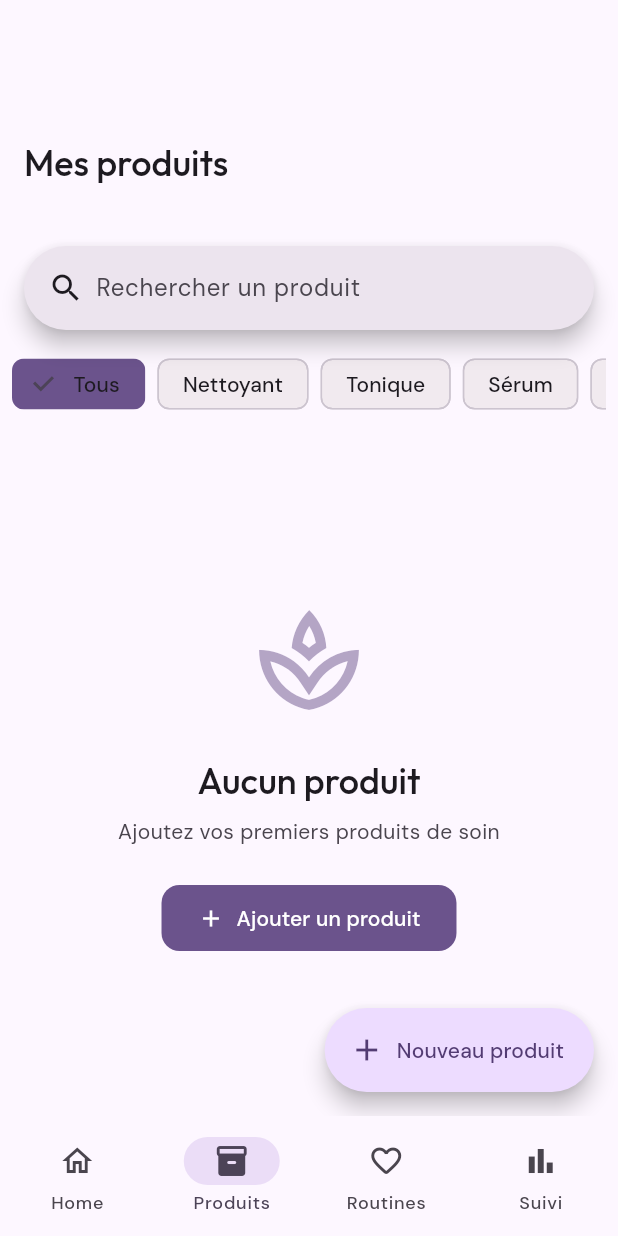
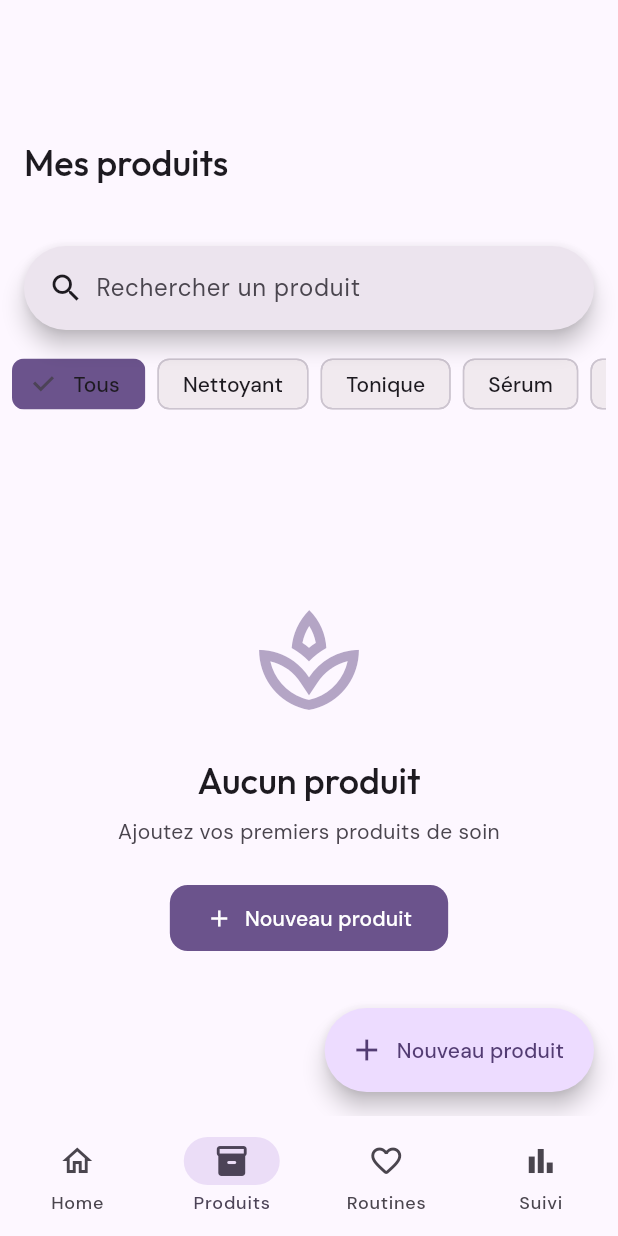
Before and after one commit to QrCommunication/my-skin-routine, a Flutter app: the screen it shows after launch, item 2 of the bottom bar chosen, on a phone screen of 412 x 824 dp. Run offline on Flutter 3.47's test engine with Material 3 defaults, Android fonts, the phone set to English and light mode, and no system bars; drawn by our look-alikes of dynamic_color, flutter_animate; our stand-ins replace drift, file_picker, flutter_local_notifications, flutter_riverpod, flutter_timezone, freezed_annotation and 7 more; accounts and stored records are empty; generated files the repository leaves out were written again.

Commit message:
fix: force brand lavender palette, disable dynamic color by default
Dynamic Color from wallpaper was overriding the brand palette with blue.
Now uses our #5E3496 seed color exclusively. Dynamic color can be
re-enabled later via settings toggle.

```diff
--- a/lib/app.dart
+++ b/lib/app.dart
@@ -1,4 +1,3 @@
-import 'package:dynamic_color/dynamic_color.dart';
 import 'package:flutter/material.dart';
 import 'package:my_skin_routine/l10n/app_localizations.dart';
 import 'package:flutter_riverpod/flutter_riverpod.dart';
@@ -10,14 +9,14 @@ class MySkinRoutineApp extends ConsumerWidget {
 
   @override
   Widget build(BuildContext context, WidgetRef ref) {
-    return DynamicColorBuilder(
-      builder: (ColorScheme? lightDynamic, ColorScheme? darkDynamic) {
+    // Use our brand lavender palette by default — no dynamic color
+    // Dynamic color can be enabled later in settings
     return MaterialApp.router(
       title: 'My Skin Routine',
       debugShowCheckedModeBanner: false,
       themeMode: ThemeMode.system,
-          theme: AppTheme.lightTheme(dynamicScheme: lightDynamic),
-          darkTheme: AppTheme.darkTheme(dynamicScheme: darkDynamic),
+      theme: AppTheme.lightTheme(),
+      darkTheme: AppTheme.darkTheme(),
       locale: const Locale('fr'),
       supportedLocales: const [
         Locale('fr'),
@@ -26,7 +25,5 @@ class MySkinRoutineApp extends ConsumerWidget {
       localizationsDelegates: AppLocalizations.localizationsDelegates,
       routerConfig: appRouter,
     );
-      },
-    );
   }
 }
--- a/lib/presentation/screens/products/product_detail_screen.dart
+++ b/lib/presentation/screens/products/product_detail_screen.dart
@@ -23,11 +23,11 @@ class ProductDetailScreen extends ConsumerWidget {
       body: productAsyncValue.when(
         loading: () => const Center(child: CircularProgressIndicator()),
         error: (error, stackTrace) => Center(
-          child: Text('Erreur : $error'),
+          child: Text('${context.l10n.commonError} : $error'),
         ),
         data: (product) {
           if (product == null) {
-            return const Center(child: Text('Produit non trouvé'));
+            return Center(child: Text(context.l10n.commonError));
           }
           return _buildProductDetail(context, ref, product);
         },
--- a/lib/presentation/screens/products/product_list_screen.dart
+++ b/lib/presentation/screens/products/product_list_screen.dart
@@ -3,6 +3,7 @@ import 'package:flutter_animate/flutter_animate.dart';
 import 'package:flutter_riverpod/flutter_riverpod.dart';
 import 'package:go_router/go_router.dart';
 import 'package:my_skin_routine/core/constants/enums.dart';
+import 'package:my_skin_routine/core/extensions/context_extensions.dart';
 import 'package:my_skin_routine/domain/models/product.dart';
 import 'package:my_skin_routine/presentation/providers/product_providers.dart';
 import 'package:my_skin_routine/presentation/theme/app_motion.dart';
@@ -65,7 +66,7 @@ class _ProductListScreenState extends ConsumerState<ProductListScreen> {
             children: [
               ListTile(
                 leading: const Icon(Icons.edit),
-                title: const Text('Modifier'),
+                title: Text(context.l10n.commonEdit),
                 onTap: () {
                   Navigator.pop(context);
                   context.push('/products/${product.id}/edit');
@@ -73,7 +74,7 @@ class _ProductListScreenState extends ConsumerState<ProductListScreen> {
               ),
               ListTile(
                 leading: const Icon(Icons.delete, color: Colors.red),
-                title: const Text('Supprimer', style: TextStyle(color: Colors.red)),
+                title: Text(context.l10n.commonDelete, style: const TextStyle(color: Colors.red)),
                 onTap: () {
                   Navigator.pop(context);
                   _showDeleteConfirmation(product);
@@ -91,14 +92,14 @@ class _ProductListScreenState extends ConsumerState<ProductListScreen> {
       context: context,
       builder: (BuildContext context) {
         return AlertDialog(
-          title: const Text('Supprimer le produit'),
+          title: Text(context.l10n.productDelete),
           content: Text(
             'Êtes-vous sûr de vouloir supprimer "${product.name}" ?',
           ),
           actions: [
             TextButton(
               onPressed: () => Navigator.pop(context),
-              child: const Text('Annuler'),
+              child: Text(context.l10n.commonCancel),
             ),
             FilledButton.tonal(
               onPressed: () async {
@@ -115,7 +116,7 @@ class _ProductListScreenState extends ConsumerState<ProductListScreen> {
                   );
                 }
               },
-              child: const Text('Supprimer'),
+              child: Text(context.l10n.commonDelete),
             ),
           ],
         );
@@ -137,7 +138,7 @@ class _ProductListScreenState extends ConsumerState<ProductListScreen> {
             children: [
               Icon(Icons.error_outline, size: 48, color: colorScheme.error),
               const SizedBox(height: 16),
-              Text('Une erreur s\'est produite'),
+              Text(context.l10n.commonError),
               const SizedBox(height: 8),
               FilledButton(
                 onPressed: () {
@@ -155,7 +156,7 @@ class _ProductListScreenState extends ConsumerState<ProductListScreen> {
           return CustomScrollView(
             slivers: [
               SliverAppBar.large(
-                title: const Text('Mes produits'),
+                title: Text(context.l10n.productsTitle),
               ),
               SliverToBoxAdapter(
                 child: Padding(
@@ -166,7 +167,7 @@ class _ProductListScreenState extends ConsumerState<ProductListScreen> {
                   child: SearchBar(
                     controller: _searchController,
                     focusNode: _searchFocusNode,
-                    hintText: 'Rechercher un produit',
+                    hintText: context.l10n.productsSearch,
                     leading: const Padding(
                       padding: EdgeInsets.only(left: 8),
                       child: Icon(Icons.search),
@@ -228,9 +229,9 @@ class _ProductListScreenState extends ConsumerState<ProductListScreen> {
                 SliverFillRemaining(
                   child: EmptyState(
                     icon: Icons.spa_outlined,
-                    title: 'Aucun produit',
-                    subtitle: 'Ajoutez vos premiers produits de soin',
-                    actionLabel: 'Ajouter un produit',
+                    title: context.l10n.productsEmpty,
+                    subtitle: context.l10n.productsEmptySubtitle,
+                    actionLabel: context.l10n.productNew,
                     onAction: () => context.push('/products/new'),
                   ),
                 )
@@ -268,7 +269,7 @@ class _ProductListScreenState extends ConsumerState<ProductListScreen> {
       floatingActionButton: FloatingActionButton.extended(
         onPressed: () => context.push('/products/new'),
         icon: const Icon(Icons.add),
-        label: const Text('Nouveau produit'),
+        label: Text(context.l10n.productNew),
       ).animate().scale(delay: 500.ms, duration: AppMotion.durationLong, curve: AppMotion.expressiveCurve),
     );
   }
```
Also changed, not shown: lib/presentation/screens/products/product_form_screen.dart (+8 -7 lines). Lines whose indentation alone changed are shown as unchanged.
